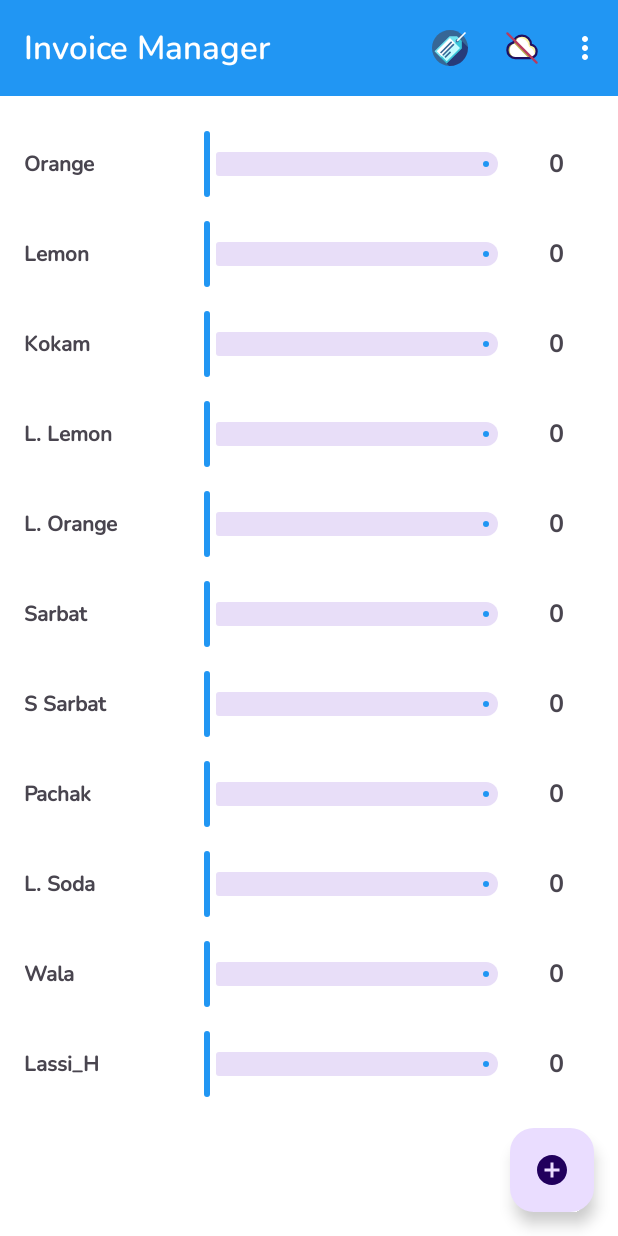
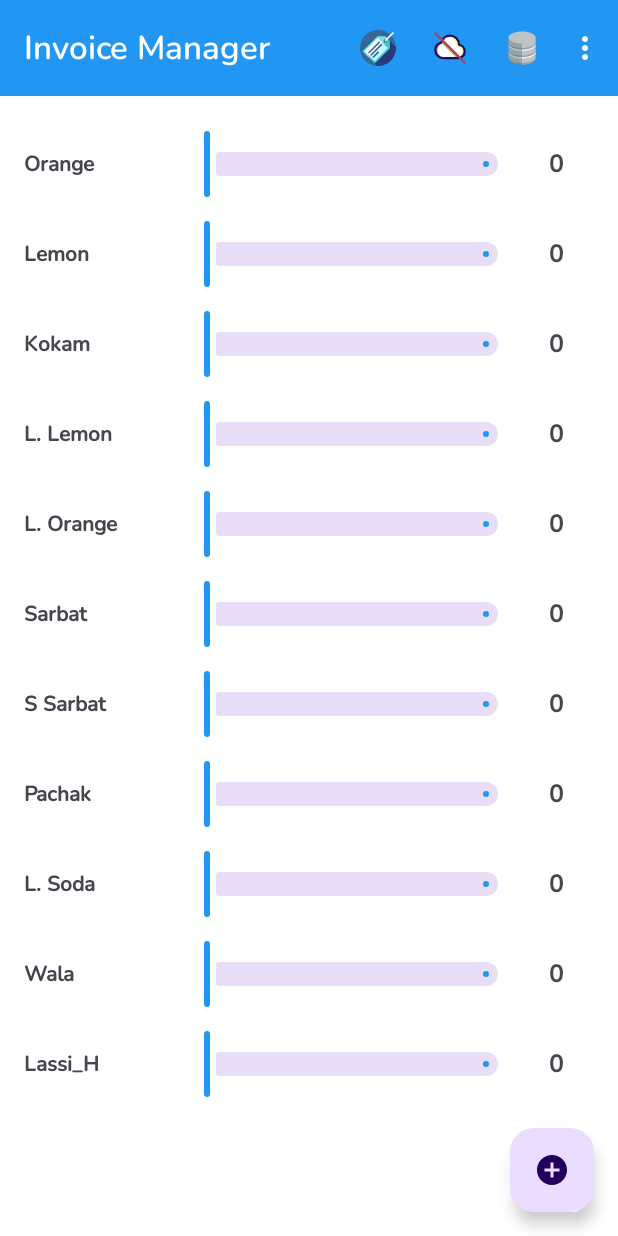
Before and after one commit to rohitkurbetti/expense-manager-v2, an Android app: the screen it shows after launch (MainActivity), on a phone screen of 412 x 824 dp. Run offline under Robolectric (Android 15) with nearby library versions, the phone set to English and light mode, and no system bars; our stand-ins replace Firebase (no records; nobody signed in at launch, a user with empty details on screens opened directly); libraries missing offline, so code that uses them is left out: com.itextpdf.io, com.itextpdf.kernel, com.itextpdf.layout; 1 statement that could not run was skipped.

Commit message:
New changes

```diff
--- a/app/src/main/java/com/example/myapplication/MainActivity.java
+++ b/app/src/main/java/com/example/myapplication/MainActivity.java
@@ -67,6 +67,7 @@ import com.example.myapplication.adapters.NestedOtherListAdapter;
 import com.example.myapplication.constants.InvoiceConstants;
 import com.example.myapplication.database.DatabaseHelper;
 import com.example.myapplication.adapterholders.CustomItem;
+import com.example.myapplication.database.ExpenseDbHelper;
 import com.example.myapplication.dtos.DtoJson;
 import com.example.myapplication.dtos.DtoJsonEntity;
 import com.example.myapplication.utils.PDFGeneratorUtil;
@@ -147,6 +148,7 @@ public class MainActivity extends AppCompatActivity {
     private CustomAdapter adapter;
     public static List<CustomItem> itemList;
     DatabaseHelper dbHelper;
+    ExpenseDbHelper expenseDbHelper;
     private ArrayAdapter<String> spinnerAdapter;
     private Map<String,Integer> otherItemsMap;
     ProgressDialog pd;
@@ -188,6 +190,7 @@ public class MainActivity extends AppCompatActivity {
         Toolbar toolbar = findViewById(R.id.toolbar);
         setSupportActionBar(toolbar);
         dbHelper = new DatabaseHelper(getApplicationContext());
+        expenseDbHelper = new ExpenseDbHelper(getApplicationContext());
         pd = new ProgressDialog(this);
         recyclerView = findViewById(R.id.recyclerView);
         TextView tvSelectiveTotalText = findViewById(R.id.tvSelectiveTotalText);
@@ -1414,7 +1417,8 @@ public class MainActivity extends AppCompatActivity {
 
         if (id == R.id.deleteSqliteData) {
             dbHelper.deleteAllData();
-            Toast.makeText(this, "All app data deleted", Toast.LENGTH_SHORT).show();
+            expenseDbHelper.deleteAllData();
+            Toast.makeText(this, "All app data deleted", Toast.LENGTH_LONG).show();
             return true;
         }
 
--- /dev/null
+++ b/app/src/main/res/drawable/database_svgrepo_com__1_.xml
@@ -0,0 +1,37 @@
+<vector xmlns:android="http://schemas.android.com/apk/res/android" android:height="24dp" android:viewportHeight="24" android:viewportWidth="24" android:width="24dp">
+
+    <path android:fillColor="#95a5a6" android:pathData="m3,15v2.9,0.4 0.1c-0.004,0 0,0 0,0.1 0,2.4 4.029,4.5 9,4.5 4.971,0 9,-2.1 9,-4.5v-0.2,-0.3 -3h-18z"/>
+
+    <path android:fillColor="#bdc3c7" android:pathData="m21,15c0,2.209 -4.029,4 -9,4 -4.971,0 -9,-1.791 -9,-4s4.029,-4 9,-4c4.971,0 9,1.791 9,4z"/>
+
+    <path android:fillColor="#7f8c8d" android:pathData="m3.063,18.5c-0.046,0.1 -0.063,0.3 -0.063,0.5 0,2.2 4.029,4 9,4 4.971,0 9,-1.8 9,-4 0,-0.2 -0.017,-0.4 -0.062,-0.5 -0.554,1.9 -4.349,3.5 -8.938,3.5 -4.589,0 -8.384,-1.6 -8.938,-3.5z"/>
+
+    <path android:fillColor="#95a5a6" android:pathData="m3,10v2.9,0.4 0.1c-0.004,0 0,0 0,0.1 0,2.4 4.029,4.5 9,4.5 4.971,0 9,-2.1 9,-4.5v-0.2,-0.3 -3h-18z"/>
+
+    <path android:fillColor="#bdc3c7" android:pathData="m21,10c0,2.209 -4.029,4 -9,4 -4.971,0 -9,-1.791 -9,-4s4.029,-4 9,-4c4.971,0 9,1.791 9,4z"/>
+
+    <path android:fillColor="#7f8c8d" android:pathData="m3.063,13.5c-0.046,0.1 -0.063,0.3 -0.063,0.5 0,2.2 4.029,4 9,4 4.971,0 9,-1.8 9,-4 0,-0.2 -0.017,-0.4 -0.062,-0.5 -0.554,1.9 -4.349,3.5 -8.938,3.5 -4.589,0 -8.384,-1.6 -8.938,-3.5z"/>
+
+    <path android:fillColor="#95a5a6" android:pathData="m3,5v2.9,0.4 0.1c-0.004,0 0,0 0,0.1 0,2.4 4.029,4.5 9,4.5 4.971,0 9,-2.1 9,-4.5v-0.2,-0.3 -3h-18z"/>
+
+    <path android:fillColor="#7f8c8d" android:pathData="m3.063,8.5c-0.046,0.1 -0.063,0.3 -0.063,0.5 0,2.2 4.029,4 9,4 4.971,0 9,-1.8 9,-4 0,-0.2 -0.017,-0.4 -0.062,-0.5 -0.554,1.9 -4.349,3.5 -8.938,3.5 -4.589,0 -8.384,-1.6 -8.938,-3.5z"/>
+
+    <path android:fillColor="#bdc3c7" android:pathData="m12,15v8c4.971,0 9,-2.1 9,-4.5v-0.2,-0.3 -3h-9z"/>
+
+    <path android:fillColor="#ecf0f1" android:pathData="m12,11v8c4.971,0 9,-1.791 9,-4 0,-2.209 -4.029,-4 -9,-4z"/>
+
+    <path android:fillColor="#bdc3c7" android:pathData="m12,10v8c4.971,0 9,-2.015 9,-4.5v-0.188,-0.313 -3h-9z"/>
+
+    <path android:fillColor="#95a5a6" android:pathData="m20.938,13.5c-0.554,1.973 -4.349,3.5 -8.938,3.5v1c4.971,0 9,-1.791 9,-4 0,-0.169 -0.017,-0.336 -0.062,-0.5z"/>
+
+    <path android:fillColor="#ecf0f1" android:pathData="m12,6v8c4.971,0 9,-1.791 9,-4 0,-2.209 -4.029,-4 -9,-4z"/>
+
+    <path android:fillColor="#bdc3c7" android:pathData="m12,5v8c4.971,0 9,-2.015 9,-4.5v-0.188,-0.313 -3h-9z"/>
+
+    <path android:fillColor="#95a5a6" android:pathData="m20.938,8.5c-0.554,1.973 -4.349,3.5 -8.938,3.5v1c4.971,0 9,-1.791 9,-4 0,-0.169 -0.017,-0.336 -0.062,-0.5z"/>
+
+    <path android:fillColor="#95a5a6" android:pathData="m20.938,18.5c-0.554,1.9 -4.349,3.5 -8.938,3.5v1c4.971,0 9,-1.8 9,-4 0,-0.2 -0.017,-0.4 -0.062,-0.5z"/>
+
+    <path android:fillColor="#bdc3c7" android:pathData="m21,5c0,2.209 -4.029,4 -9,4 -4.971,0 -9,-1.791 -9,-4s4.029,-4 9,-4c4.971,0 9,1.791 9,4z"/>
+
+</vector>
--- a/app/src/main/res/menu/menu.xml
+++ b/app/src/main/res/menu/menu.xml
@@ -87,6 +87,7 @@
     <item
         android:id="@+id/toggle_cloud_store"
         android:orderInCategory="100"
+        android:title="Cloud Storage On/Off"
         android:icon="@drawable/cloud_computing_nodata"
         app:showAsAction="always"
         />
@@ -102,7 +103,8 @@
         android:id="@+id/sqliteData"
         android:title="Sqlite Data"
         android:orderInCategory="100"
-        app:showAsAction="never"
+        android:icon="@drawable/database_svgrepo_com__1_"
+        app:showAsAction="always"
         />
 
 </menu>
```
Also changed, not shown: app/src/main/java/com/example/myapplication/ExpenseActivity.java (+19 -8 lines), app/src/main/java/com/example/myapplication/adapters/ExpenseAdapter.java (+15 -1 lines), app/src/main/java/com/example/myapplication/database/ExpenseDbHelper.java (+19 -0 lines), app/src/main/java/com/example/myapplication/utils/JsonUtils.java (added, +16 -0 lines), app/src/main/res/drawable/database_svgrepo_com.xml (added, +29 -0 lines), app/src/main/res/drawable/sqlite_ar21.xml (added, +31 -0 lines), app/src/main/res/drawable/sqlite_ar21_bgwhite.xml (added, +34 -0 lines), app/src/main/res/drawable/sqlite_icon.xml (added, +28 -0 lines).
